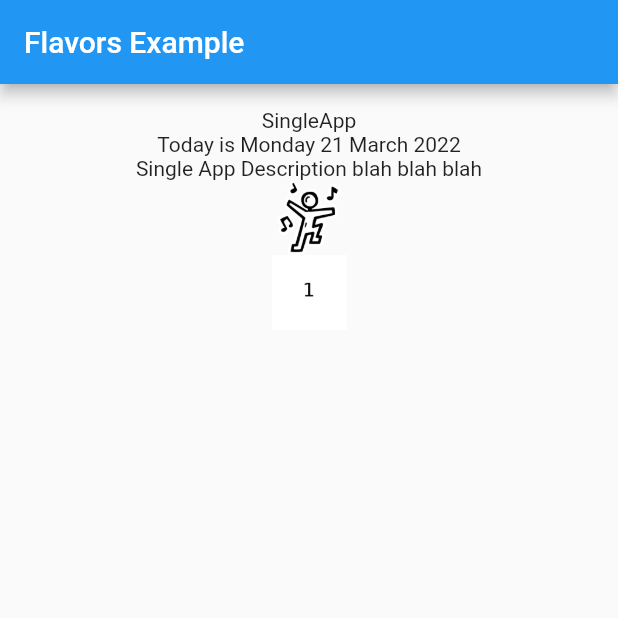
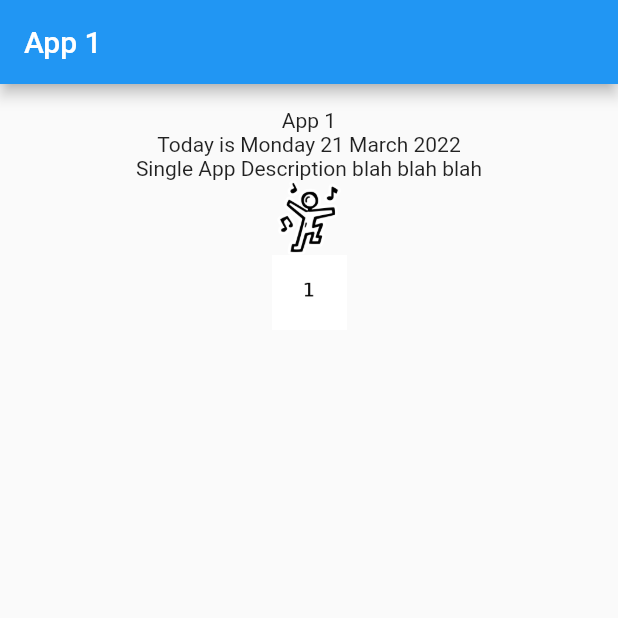
Before and after one commit to SUGYKEN/test_flavors, a Flutter app: the screen it shows after launch, on a phone screen of 412 x 824 dp, the top half of it. Run offline on Flutter 3.47's test engine with Material 2 defaults, Android fonts, the phone set to English and light mode, and no system bars.

Commit message:
add build flavor in flutter

```diff
--- /dev/null
+++ b/flavorsexample/lib/app_config.dart
@@ -0,0 +1,15 @@
+import 'package:flutter/material.dart';
+
+class AppConfig extends InheritedWidget {
+  const AppConfig({required this.appDisplayName,required this.appInternalId, required Widget child}):super(child: child);
+
+  final String appDisplayName;
+  final int appInternalId;
+
+  static AppConfig? of(BuildContext context) {
+    return context.dependOnInheritedWidgetOfExactType<AppConfig>();
+  }
+
+  @override
+  bool updateShouldNotify(InheritedWidget oldWidget) => false;
+}
--- a/flavorsexample/lib/home_page.dart
+++ b/flavorsexample/lib/home_page.dart
@@ -1,3 +1,4 @@
+import 'package:flavorsexample/app_config.dart';
 import 'package:flutter/material.dart';
 import 'package:flavorsexample/resource/display_strings.dart';
 import 'package:intl/intl.dart';
@@ -13,22 +14,23 @@ class _HomePageState extends State<HomePage> {
 
   @override
   Widget build(BuildContext context) {
+    var config = AppConfig.of(context);
     return Scaffold(
       appBar: AppBar(
-        title: const Text("Flavors Example"),
+        title: Text(config?.appDisplayName ?? "Flavors Example"),
       ),
-      body: _buildBody(),
+      body: _buildBody(config?.appDisplayName),
     );
   }
 
-  Widget _buildBody() {
+  Widget _buildBody(String? appName) {
     return Container(
         margin: const EdgeInsets.symmetric(vertical: 16.0, horizontal: 16.0),
         child: Center(
           child: Column(
             crossAxisAlignment: CrossAxisAlignment.center,
             children: <Widget>[
-              Text(APP_TITLE),
+              Text(appName ?? "Flavors Example"),
               Text(DATE + getDateForDisplay()),
               Text(APP_DESCRIPTION),
               Image.asset('assets/dancing.png', width: 50.0, height: 50.0,),
--- a/flavorsexample/lib/main.dart
+++ b/flavorsexample/lib/main_common.dart
@@ -1,8 +1,9 @@
 import 'package:flavorsexample/home_page.dart';
 import 'package:flutter/material.dart';
+import 'package:flavorsexample/app_config.dart';
 
-void main() {
-  runApp(const MyApp());
+void mainCommon() {
+  // Here would be background init code, if any
 }
 
 class MyApp extends StatelessWidget {
@@ -11,8 +12,13 @@ class MyApp extends StatelessWidget {
   // This widget is the root of your application.
   @override
   Widget build(BuildContext context) {
+    var config = AppConfig.of(context);
+    return _buildApp(config?.appDisplayName);
+  }
+
+  Widget _buildApp(String? appName){
     return MaterialApp(
-      title: 'Flavors Example',
+      title: appName ?? "something wrong",
       theme: ThemeData(
         primaryColor: const Color(0xFF43a047),
         accentColor: const Color(0xFFffcc00),
--- a/flavorsexample/lib/resource/display_strings.dart
+++ b/flavorsexample/lib/resource/display_strings.dart
@@ -1,3 +1,2 @@
-String APP_TITLE = "SingleApp";
 String DATE = "Today is ";
 String APP_DESCRIPTION = "Single App Description blah blah blah";
```
Also changed, not shown: flavorsexample/lib/main_app1.dart (added, +15 -0 lines), flavorsexample/lib/main_app2.dart (added, +15 -0 lines), 1 other file.
